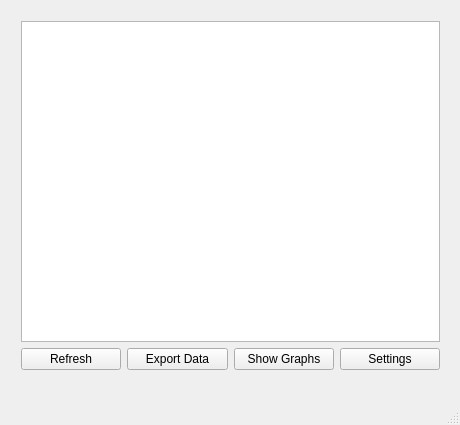
Above: QT_project/WeerProject/mainwindow.ui from TheKayneGame/AlWEER-een-project before the change. Below: the same form after it.
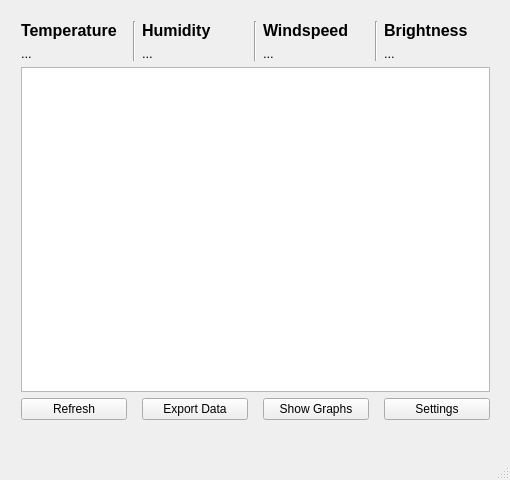
That is the form after the change.

Diff of the .ui file:
```diff
--- a/QT_project/WeerProject/mainwindow.ui
+++ b/QT_project/WeerProject/mainwindow.ui
@@ -6,8 +6,8 @@
    <rect>
     <x>0</x>
     <y>0</y>
-    <width>460</width>
-    <height>425</height>
+    <width>510</width>
+    <height>480</height>
    </rect>
   </property>
   <property name="windowTitle">
@@ -19,28 +19,12 @@
      <rect>
       <x>10</x>
       <y>10</y>
-      <width>441</width>
-      <height>371</height>
+      <width>491</width>
+      <height>421</height>
      </rect>
     </property>
     <layout class="QGridLayout" name="gridLayout">
-     <item row="1" column="0">
-      <widget class="QPushButton" name="ImportData">
-       <property name="sizePolicy">
-        <sizepolicy hsizetype="Preferred" vsizetype="Preferred">
-         <horstretch>0</horstretch>
-         <verstretch>0</verstretch>
-        </sizepolicy>
-       </property>
-       <property name="layoutDirection">
-        <enum>Qt::LeftToRight</enum>
-       </property>
-       <property name="text">
-        <string>Refresh</string>
-       </property>
-      </widget>
-     </item>
-     <item row="1" column="1">
+     <item row="3" column="2">
       <widget class="QPushButton" name="ExportData">
        <property name="sizePolicy">
         <sizepolicy hsizetype="Preferred" vsizetype="Preferred">
@@ -56,7 +40,7 @@
        </property>
       </widget>
      </item>
-     <item row="1" column="2">
+     <item row="3" column="4">
       <widget class="QPushButton" name="ShowGraphs">
        <property name="sizePolicy">
         <sizepolicy hsizetype="Preferred" vsizetype="Preferred">
@@ -72,7 +56,7 @@
        </property>
       </widget>
      </item>
-     <item row="1" column="3">
+     <item row="3" column="6">
       <widget class="QPushButton" name="Settings">
        <property name="sizePolicy">
         <sizepolicy hsizetype="Preferred" vsizetype="Preferred">
@@ -85,7 +69,35 @@
        </property>
       </widget>
      </item>
-     <item row="0" column="0" colspan="4">
+     <item row="3" column="0">
+      <widget class="QPushButton" name="ImportData">
+       <property name="sizePolicy">
+        <sizepolicy hsizetype="Preferred" vsizetype="Preferred">
+         <horstretch>0</horstretch>
+         <verstretch>0</verstretch>
+        </sizepolicy>
+       </property>
+       <property name="layoutDirection">
+        <enum>Qt::LeftToRight</enum>
+       </property>
+       <property name="text">
+        <string>Refresh</string>
+       </property>
+      </widget>
+     </item>
+     <item row="1" column="6">
+      <widget class="QLabel" name="Brightness">
+       <property name="font">
+        <font>
+         <pointsize>10</pointsize>
+        </font>
+       </property>
+       <property name="text">
+        <string>...</string>
+       </property>
+      </widget>
+     </item>
+     <item row="2" column="0" colspan="7">
       <widget class="QTableView" name="tableView">
        <property name="sizePolicy">
         <sizepolicy hsizetype="Expanding" vsizetype="Expanding">
@@ -95,6 +107,119 @@
        </property>
       </widget>
      </item>
+     <item row="0" column="1" rowspan="2">
+      <widget class="Line" name="line">
+       <property name="orientation">
+        <enum>Qt::Vertical</enum>
+       </property>
+      </widget>
+     </item>
+     <item row="0" column="3" rowspan="2">
+      <widget class="Line" name="line_2">
+       <property name="orientation">
+        <enum>Qt::Vertical</enum>
+       </property>
+      </widget>
+     </item>
+     <item row="0" column="4">
+      <widget class="QLabel" name="label_3">
+       <property name="font">
+        <font>
+         <pointsize>12</pointsize>
+         <weight>75</weight>
+         <bold>true</bold>
+        </font>
+       </property>
+       <property name="text">
+        <string>Windspeed</string>
+       </property>
+      </widget>
+     </item>
+     <item row="1" column="0">
+      <widget class="QLabel" name="Temperature">
+       <property name="font">
+        <font>
+         <pointsize>10</pointsize>
+        </font>
+       </property>
+       <property name="text">
+        <string>...</string>
+       </property>
+      </widget>
+     </item>
+     <item row="0" column="2">
+      <widget class="QLabel" name="label_2">
+       <property name="font">
+        <font>
+         <pointsize>12</pointsize>
+         <weight>75</weight>
+         <bold>true</bold>
+        </font>
+       </property>
+       <property name="text">
+        <string>Humidity</string>
+       </property>
+      </widget>
+     </item>
+     <item row="0" column="6">
+      <widget class="QLabel" name="label_4">
+       <property name="font">
+        <font>
+         <pointsize>12</pointsize>
+         <weight>75</weight>
+         <bold>true</bold>
+        </font>
+       </property>
+       <property name="text">
+        <string>Brightness</string>
+       </property>
+      </widget>
+     </item>
+     <item row="1" column="4">
+      <widget class="QLabel" name="Windspeed">
+       <property name="font">
+        <font>
+         <pointsize>10</pointsize>
+        </font>
+       </property>
+       <property name="text">
+        <string>...</string>
+       </property>
+      </widget>
+     </item>
+     <item row="1" column="2">
+      <widget class="QLabel" name="Humidity">
+       <property name="font">
+        <font>
+         <pointsize>10</pointsize>
+        </font>
+       </property>
+       <property name="text">
+        <string>...</string>
+       </property>
+      </widget>
+     </item>
+     <item row="0" column="0">
+      <widget class="QLabel" name="label">
+       <property name="font">
+        <font>
+         <pointsize>12</pointsize>
+         <weight>75</weight>
+         <bold>true</bold>
+        </font>
+       </property>
+       <property name="text">
+        <string>Temperature</string>
+       </property>
+      </widget>
+     </item>
+     <item row="0" column="5" rowspan="2">
+      <widget class="Line" name="line_3">
+       <property name="orientation">
+        <enum>Qt::Vertical</enum>
+       </property>
+      </widget>
+     </item>
     </layout>
    </widget>
   </widget>
```
Left out of the diff: 4 changed lines with no effect on the pictures.
